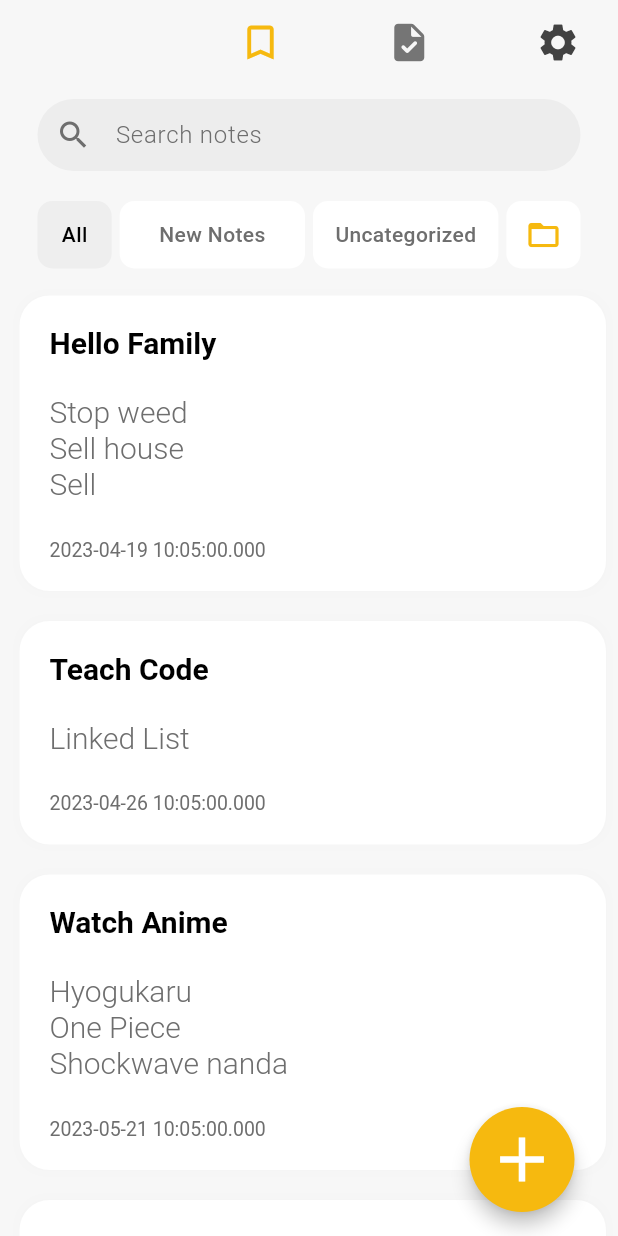
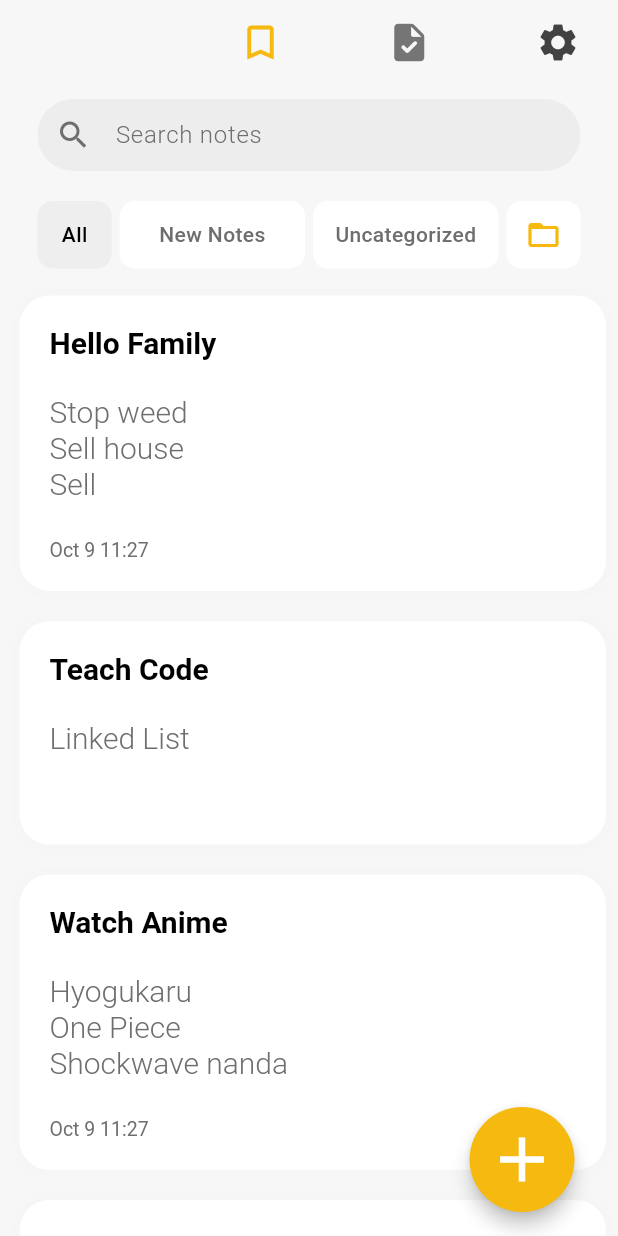
Before and after one commit to Cod3ddy/cod3ddy_pad, a Flutter app: the screen it shows after launch, on a phone screen of 412 x 824 dp. Run offline on Flutter 3.47's test engine with Material 2 defaults, Android fonts, the phone set to English and light mode, and no system bars.

Commit message:
changed ui components

```diff
--- /dev/null
+++ b/lib/models/months.dart
@@ -0,0 +1,14 @@
+List<String> months = [
+  "Jan",
+  "Feb",
+  "Mar",
+  "Apr",
+  "May",
+  "Jun",
+  "Jul",
+  "Aug",
+  "Sep",
+  "Oct",
+  "Nov",
+  "Dec",
+];
--- a/lib/models/notes.dart
+++ b/lib/models/notes.dart
@@ -2,7 +2,7 @@ class Note {
   int id;
   String title;
   String content;
-  DateTime modifiedTime;
+  String modifiedTime;
 
   Note({
     required this.id,
@@ -17,30 +17,30 @@ List<Note> sampleNotes = [
     id: 1,
     title: "Hello Family",
     content: "Stop weed\nSell house\nSell",
-    modifiedTime: DateTime(2023, 4, 18, 34, 5),
+    modifiedTime: "Oct 9 11:27",
   ),
   Note(
     id: 2,
     title: "Teach Code",
     content: "Linked List",
-    modifiedTime: DateTime(2023, 4, 25, 34, 5),
+    modifiedTime: "",
   ),
   Note(
     id: 3,
     title: "Watch Anime",
     content: "Hyogukaru\nOne Piece\nShockwave nanda",
-    modifiedTime: DateTime(2023, 5, 20, 34, 5),
+    modifiedTime: "Oct 9 11:27",
   ),
   Note(
     id: 4,
     title: "Play Codm",
     content: "SnD\nHardpoint\nBr solo",
-    modifiedTime: DateTime(2023, 5, 26, 34, 5),
+    modifiedTime: "Oct 10 12:27",
   ),
   Note(
     id: 5,
     title: "Call family",
     content: "Akataya\nMom\nFelix",
-    modifiedTime: DateTime(2023, 9, 10, 34, 5),
+    modifiedTime: "Oct 16 11:27",
   ),
 ];
```
Also changed, not shown: lib/components/undo.dart (added, +18 -0 lines), lib/screens/addnote.dart (+7 -4 lines), lib/screens/home.dart (+7 -25 lines).
